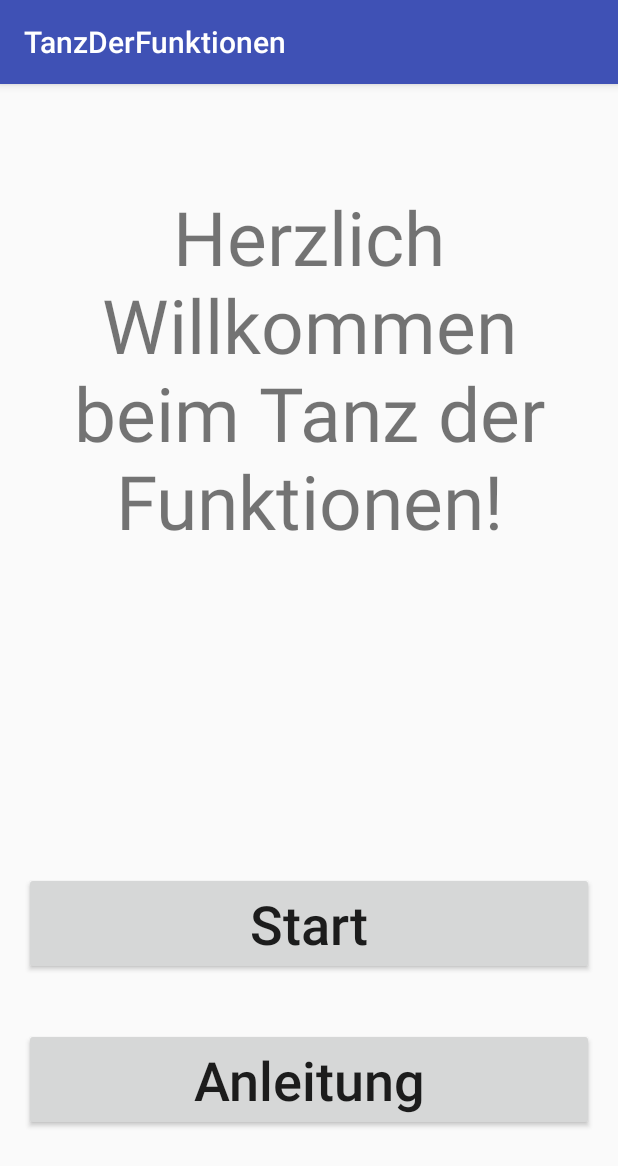
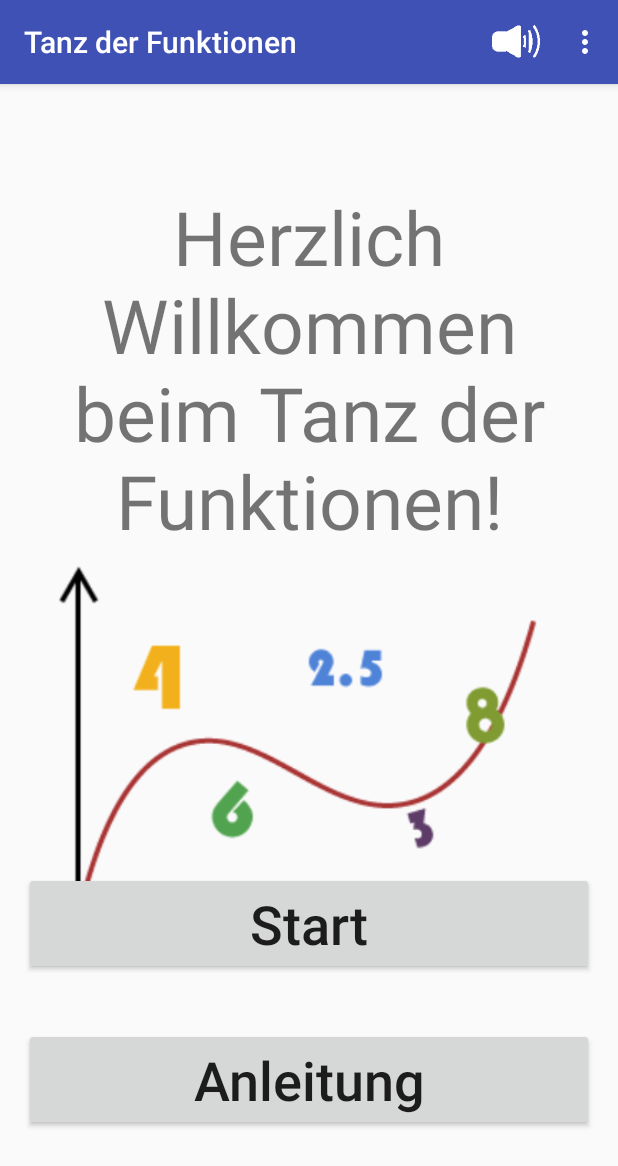
Before and after one commit to Kathixx/TanzDerFunktionen2, an Android app: the screen it shows after launch (MainActivity), on a phone screen of 412 x 824 dp. Shown: the top 1166 px of the screen. Run offline under Robolectric (Android 15) with nearby library versions, the phone set to English and light mode, and no system bars.

Commit message:
Sound Symbol und Logo
Den Sound kann man in jeder Activity in der ActionBar an und ausmachen
Logo für den Startscreen und als Anzeige auf dem Tablet

```diff
--- a/app/src/main/AndroidManifest.xml
+++ b/app/src/main/AndroidManifest.xml
@@ -4,7 +4,7 @@
 
     <application
         android:allowBackup="true"
-        android:icon="@mipmap/ic_launcher"
+        android:icon="@mipmap/tanz_der_funktionen_logo"
         android:label="@string/app_name"
         android:supportsRtl="true"
         android:theme="@style/AppTheme">
--- a/app/src/main/java/com/example/arabellaprivat/tanzderfunktionen/Activities/MainActivity.java
+++ b/app/src/main/java/com/example/arabellaprivat/tanzderfunktionen/Activities/MainActivity.java
@@ -1,8 +1,13 @@
 package com.example.arabellaprivat.tanzderfunktionen.activities;
 
+import android.content.ClipData;
 import android.content.Intent;
+import android.support.annotation.DrawableRes;
 import android.support.v7.app.AppCompatActivity;
 import android.os.Bundle;
+import android.view.Menu;
+import android.view.MenuInflater;
+import android.view.MenuItem;
 import android.view.View;
 import android.widget.Button;
 import android.widget.TextView;
@@ -46,6 +51,9 @@ public class MainActivity extends AppCompatActivity {
     /** Listen mit Datena aus der Datenbank */
     static ArrayList <Float> float_list;
     static ArrayList <String> string_list;
+
+    /** Variable ob Sound an oder off ist */
+    boolean soundIsOn= true;
 
 
     /**
@@ -114,7 +122,33 @@ public class MainActivity extends AppCompatActivity {
                 sendMessage(v);
             }
         });
+    }//Ende OnCreate
+
+
+    @Override
+    public boolean onCreateOptionsMenu(android.view.Menu menu) {
+        MenuInflater inflater = getMenuInflater();
+        inflater.inflate(R.menu.actions, menu);
+        int i=R.id.sound;
+
+        return true;
     }
+
+    public boolean onOptionsItemSelected(MenuItem item) {
+
+        switch (item.getItemId()) {
+
+            case R.id.sound:
+                changeSound(item);
+                break;
+        }
+        return super.onOptionsItemSelected(item);
+    }
+
+
+
+
+
 
     /**
      * wird beim Click auf einen Button aufgerufen
@@ -129,6 +163,10 @@ public class MainActivity extends AppCompatActivity {
 
             // starte in Level 1
             b.putInt("Level", 1);
+            // je nach dem ob Sound on oder off ist
+            if (soundIsOn) b.putBoolean("Sound",true);
+            else b.putBoolean("Sound", false);
+
 
             // erstelle eine neue Liste für die Punkte
             ArrayList<Integer> levelpoints = new ArrayList<>(5);
@@ -200,4 +238,19 @@ public class MainActivity extends AppCompatActivity {
     public void onBackPressed(){}
 
 
+    private void changeSound(MenuItem item){
+        if (soundIsOn) {
+            soundIsOn=false;
+            // Icon ändern
+            item.setIcon(R.mipmap.sound_off);
+
+        }
+        else {
+            soundIsOn=true;
+            item.setIcon(R.mipmap.sound_on_white);
+        }
+    }
+
+
+
 }
--- a/app/src/main/res/layout/activity_main.xml
+++ b/app/src/main/res/layout/activity_main.xml
@@ -1,5 +1,6 @@
 <?xml version="1.0" encoding="utf-8"?>
 <RelativeLayout xmlns:android="http://schemas.android.com/apk/res/android"
+    xmlns:app="http://schemas.android.com/apk/res-auto"
     xmlns:tools="http://schemas.android.com/tools"
     android:id="@+id/activity_main"
     android:layout_width="match_parent"
@@ -14,12 +15,19 @@
         android:text="TextView"
         android:layout_width="match_parent"
         android:layout_height="wrap_content"
-        android:layout_below="@+id/textView"
         android:layout_centerHorizontal="true"
         android:layout_marginTop="52dp"
         android:id="@+id/willkommen"
         android:textSize="50sp"
         android:textAlignment="center" />
+
+    <ImageView
+        android:id="@+id/image"
+        android:layout_width="500px"
+        android:layout_height="400px"
+        android:layout_centerHorizontal="true"
+        app:srcCompat="@drawable/tanz_der_funktionen"
+        android:layout_below="@id/willkommen"/>
 
     <Button
         android:text="Start"
--- /dev/null
+++ b/app/src/main/res/menu/actions.xml
@@ -0,0 +1,26 @@
+<?xml version="1.0" encoding="utf-8"?>
+<menu xmlns:android="http://schemas.android.com/apk/res/android"
+    xmlns:app="http://schemas.android.com/apk/res-auto">
+
+
+    <item android:id="@+id/sound"
+        android:icon="@mipmap/sound_on_white"
+        android:orderInCategory="100"
+        android:title="@string/sound"
+        app:showAsAction="always"
+        />
+
+
+
+
+
+    <item android:id="@+id/level1"
+        android:orderInCategory="100"
+        android:title="@string/level1"
+        app:showAsAction="never"
+        />
+
+
+
+
+</menu>
--- a/app/src/main/res/values/strings.xml
+++ b/app/src/main/res/values/strings.xml
@@ -1,5 +1,10 @@
 <resources>
-    <string name="app_name">TanzDerFunktionen</string>
+    <string name="app_name">Tanz der Funktionen</string>
     <string name="t1">Tipp1</string>
     <string name="t2">Tipp2</string>
+
+    <!-- Action Bar Strings -->
+    <string name="sound">Sound</string>
+    <string name="level1">Level 1</string>
+    <string name="logo">Logo</string>
 </resources>
```
Also changed, not shown: app/src/main/java/com/example/arabellaprivat/tanzderfunktionen/Activities/Bewertung.java (+45 -0 lines), app/src/main/java/com/example/arabellaprivat/tanzderfunktionen/activities/Spiel.java (+52 -2 lines), app/src/main/res/drawable/sound_of.png (added), app/src/main/res/drawable/tanz_der_funktionen.png (added), app/src/main/res/mipmap-hdpi/sound_off.png (added), app/src/main/res/mipmap-hdpi/sound_on_white.png (added), app/src/main/res/mipmap-hdpi/tanz_der_funktionen.png (added), app/src/main/res/mipmap-hdpi/tanz_der_funktionen_logo.png (added).
